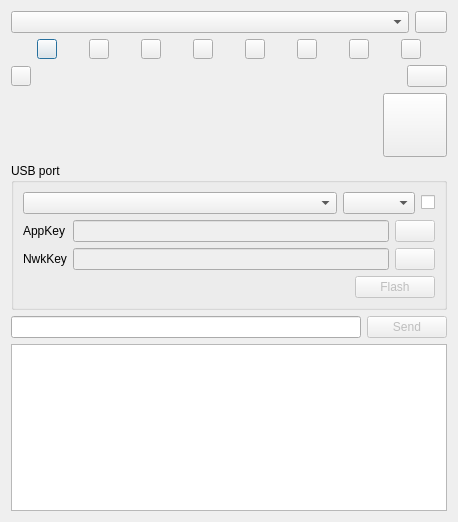
The window that hardware/dialogcollarsim.ui (IvanTsantsarov/herdmind-simulator) describes before a commit, drawn with Qt 5.
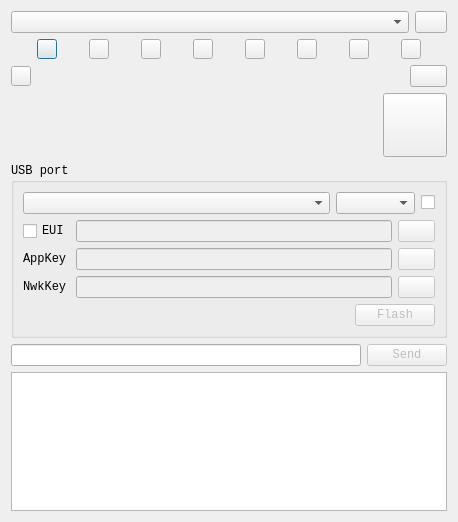
The same window after the commit. Icons and pictures are not drawn. Custom widgets are drawn as their Qt base class.

Commit message: Flash implemented on the pc.

Patch:
```diff
--- a/hardware/dialogcollarsim.ui
+++ b/hardware/dialogcollarsim.ui
@@ -16,6 +16,11 @@
     <height>16777215</height>
    </size>
   </property>
+  <property name="font">
+   <font>
+    <family>Monospace</family>
+   </font>
+  </property>
   <property name="windowTitle">
    <string>Collar</string>
   </property>
@@ -402,30 +407,24 @@
         </item>
         <item>
          <layout class="QGridLayout" name="gridLayout">
-          <item row="1" column="2">
-           <widget class="QPushButton" name="btnGenNKey">
-            <property name="enabled">
-             <bool>false</bool>
-            </property>
-            <property name="sizePolicy">
-             <sizepolicy hsizetype="Maximum" vsizetype="Maximum">
-              <horstretch>0</horstretch>
-              <verstretch>0</verstretch>
-             </sizepolicy>
-            </property>
-            <property name="toolTip">
-             <string>Generate Nwk Key</string>
-            </property>
-            <property name="text">
-             <string/>
-            </property>
-            <property name="icon">
-             <iconset resource="../res/res.qrc">
-              <normaloff>:/gears.svg</normaloff>:/gears.svg</iconset>
-            </property>
-           </widget>
-          </item>
           <item row="1" column="1">
+           <widget class="QLineEdit" name="editAKey">
+            <property name="enabled">
+             <bool>false</bool>
+            </property>
+            <property name="toolTip">
+             <string>App key</string>
+            </property>
+           </widget>
+          </item>
+          <item row="2" column="0">
+           <widget class="QLabel" name="label">
+            <property name="text">
+             <string>NwkKey</string>
+            </property>
+           </widget>
+          </item>
+          <item row="2" column="1">
            <widget class="QLineEdit" name="editNKey">
             <property name="enabled">
              <bool>false</bool>
@@ -436,30 +435,36 @@
            </widget>
           </item>
           <item row="1" column="0">
-           <widget class="QLabel" name="label">
-            <property name="text">
-             <string>NwkKey</string>
-            </property>
-           </widget>
-          </item>
-          <item row="0" column="0">
            <widget class="QLabel" name="label_2">
             <property name="text">
              <string>AppKey</string>
             </property>
            </widget>
           </item>
-          <item row="0" column="1">
-           <widget class="QLineEdit" name="editAKey">
+          <item row="2" column="2">
+           <widget class="QPushButton" name="btnGenNKey">
             <property name="enabled">
              <bool>false</bool>
             </property>
+            <property name="sizePolicy">
+             <sizepolicy hsizetype="Maximum" vsizetype="Maximum">
+              <horstretch>0</horstretch>
+              <verstretch>0</verstretch>
+             </sizepolicy>
+            </property>
             <property name="toolTip">
-             <string>App key</string>
+             <string>Generate Nwk Key</string>
+            </property>
+            <property name="text">
+             <string/>
+            </property>
+            <property name="icon">
+             <iconset resource="../res/res.qrc">
+              <normaloff>:/gears.svg</normaloff>:/gears.svg</iconset>
             </property>
            </widget>
           </item>
-          <item row="0" column="2">
+          <item row="1" column="2">
            <widget class="QPushButton" name="btnGenAKey">
             <property name="enabled">
              <bool>false</bool>
@@ -482,6 +487,49 @@
             </property>
            </widget>
           </item>
+          <item row="0" column="1">
+           <widget class="QLineEdit" name="editEui">
+            <property name="enabled">
+             <bool>false</bool>
+            </property>
+            <property name="toolTip">
+             <string>EUI</string>
+            </property>
+           </widget>
+          </item>
+          <item row="0" column="2">
+           <widget class="QPushButton" name="btnGenEui">
+            <property name="enabled">
+             <bool>false</bool>
+            </property>
+            <property name="sizePolicy">
+             <sizepolicy hsizetype="Maximum" vsizetype="Maximum">
+              <horstretch>0</horstretch>
+              <verstretch>0</verstretch>
+             </sizepolicy>
+            </property>
+            <property name="toolTip">
+             <string>Generate EUI</string>
+            </property>
+            <property name="text">
+             <string/>
+            </property>
+            <property name="icon">
+             <iconset resource="../res/res.qrc">
+              <normaloff>:/gears.svg</normaloff>:/gears.svg</iconset>
+            </property>
+           </widget>
+          </item>
+          <item row="0" column="0">
+           <widget class="QCheckBox" name="checkFlashEui">
+            <property name="toolTip">
+             <string>Flash or not EUI</string>
+            </property>
+            <property name="text">
+             <string>EUI</string>
+            </property>
+           </widget>
+          </item>
          </layout>
         </item>
         <item>
@@ -532,7 +580,11 @@
       </layout>
      </item>
      <item>
-      <widget class="QTextEdit" name="editResponce"/>
+      <widget class="QTextEdit" name="editResponce">
+       <property name="readOnly">
+        <bool>true</bool>
+       </property>
+      </widget>
      </item>
     </layout>
    </item>
```
The commit also changes 5 other files.
